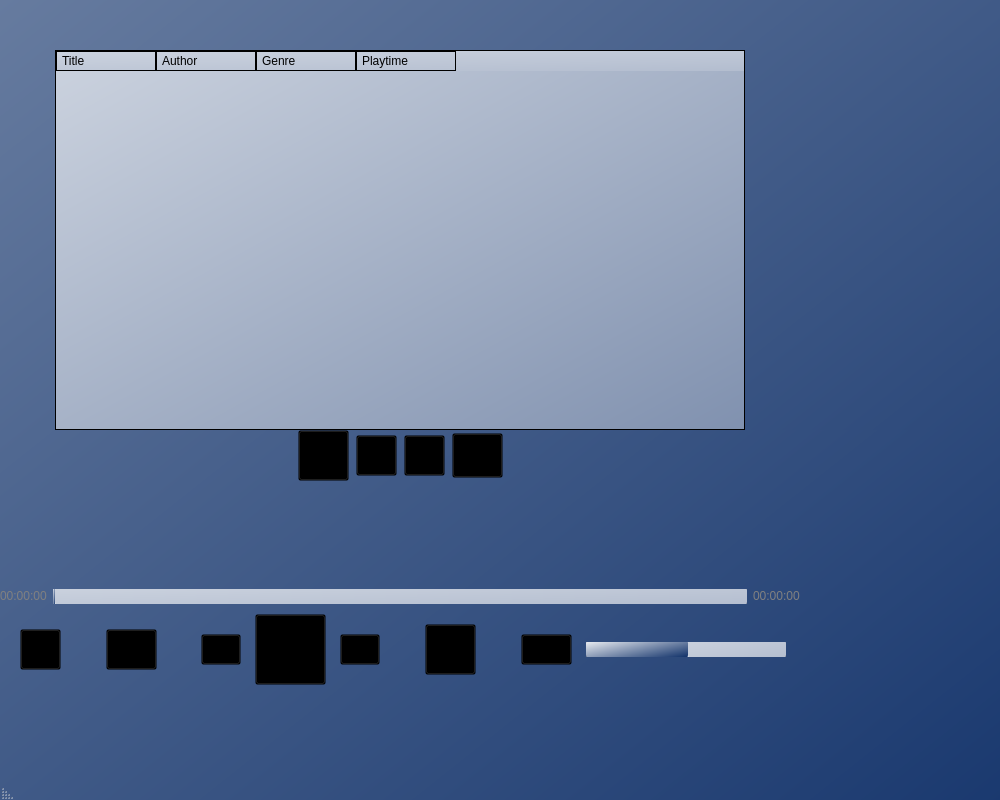
First picture: the form in MP3-Player/mainwindow.ui, repository stephanHAWK/Lufthansa_TechnikAG_MP3-Player, before the edit.
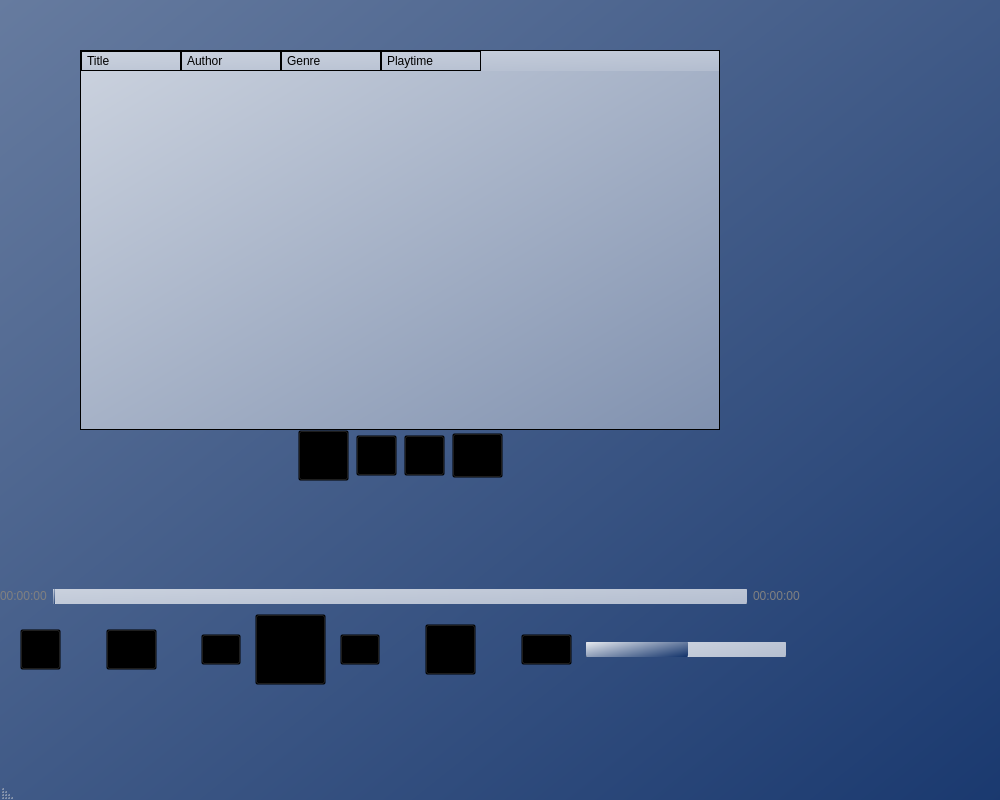
Second picture: the form after the edit. Icons and pictures are not drawn.

What changed in the file:
```diff
--- a/MP3-Player/mainwindow.ui
+++ b/MP3-Player/mainwindow.ui
@@ -106,7 +106,7 @@
            </property>
            <property name="minimumSize">
             <size>
-             <width>690</width>
+             <width>640</width>
              <height>380</height>
             </size>
            </property>
```
